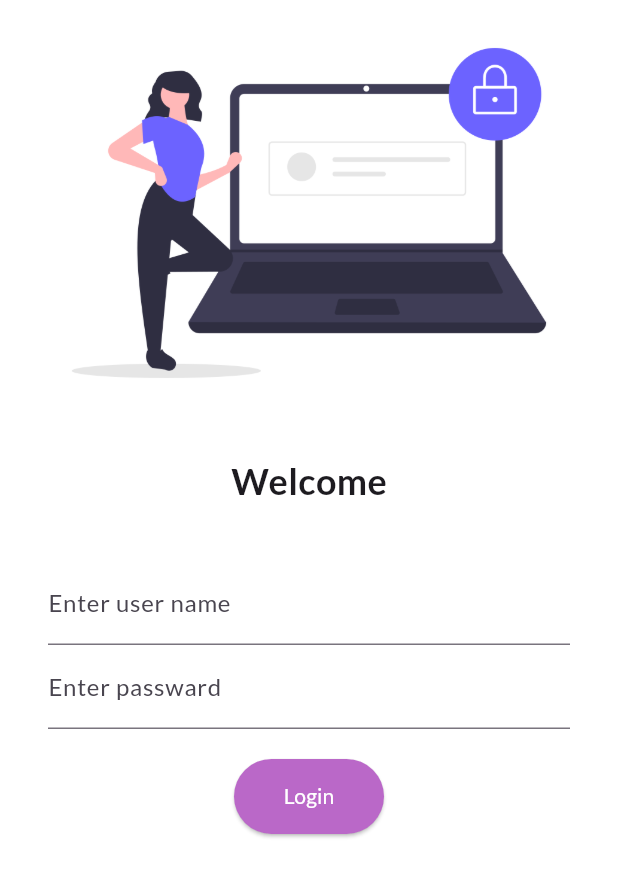
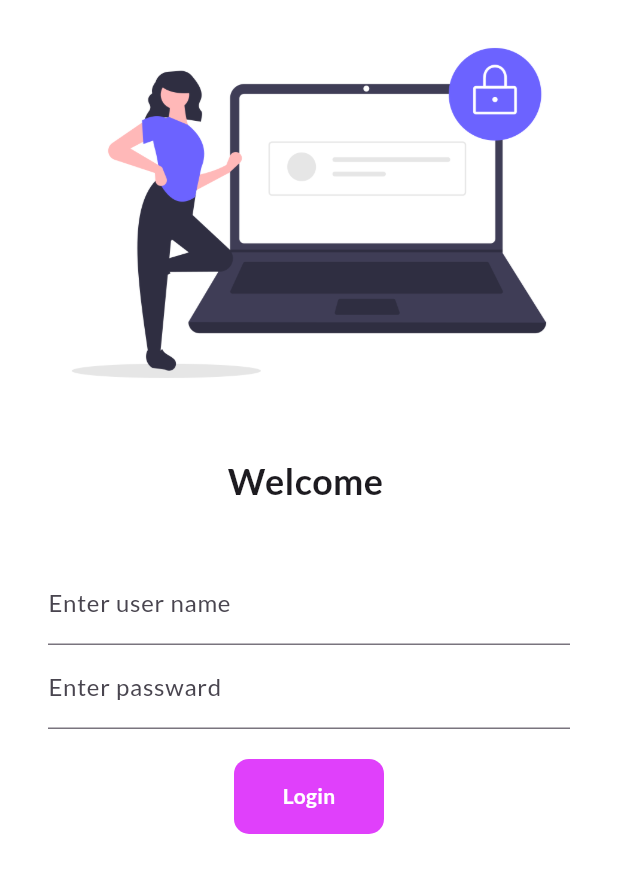
Before and after one commit to pragati-flutter/Catalogy_app, a Flutter app: the screen it shows after launch, on a phone screen of 412 x 824 dp. Shown: the top 877 px of the screen. Run offline on Flutter 3.47's test engine with Material 3 defaults, Android fonts, the light colour scheme and no system bars; our stand-ins replace google_fonts.

Commit message:
Day2 task complete

```diff
--- a/lib/pages/login_page.dart
+++ b/lib/pages/login_page.dart
@@ -1,9 +1,18 @@
 import 'package:flutter/material.dart';
 import 'package:flutter_catalog/util/routes.dart';
 
-class LoginPage extends StatelessWidget {
+class LoginPage extends StatefulWidget {
 
 
+  @override
+  State<LoginPage> createState() => _LoginPageState();
+}
+
+class _LoginPageState extends State<LoginPage> {
+
+
+  String name = "";
+  bool changeButton = false;
   @override
   Widget build(BuildContext context) {
     return Material(
@@ -17,7 +26,7 @@
   height: 20,
 ),
 
-Text("Welcome",style: TextStyle(fontSize: 24,
+Text("Welcome $name",style: TextStyle(fontSize: 24,
 fontWeight: FontWeight.bold,
 
 ),),
@@ -34,7 +43,16 @@
                   labelText: "Enter user name",
 
 
+
+
                 ),
+onChanged:(value){
+     name = value;
+setState(() {
+
+});
+},
+
 validator: (value){
   if(value== null || value.isEmpty){
     return "username cannot be empty";
@@ -65,16 +83,56 @@
               height: 20.0,
             ),
 
-            ElevatedButton( child:Text("Login") ,
-            style: TextButton.styleFrom(minimumSize: Size(100, 50),
-              backgroundColor: Colors.purple.shade300,
-              foregroundColor: Colors.white
-            ),
-            onPressed: (){
+
+InkWell(
+
+  onTap:() async {
+setState(() {
+  changeButton = true;
+});
+
+await Future.delayed(Duration(seconds:1));
+
+   Navigator.pushNamed(context, MyRoutes.homeRoute);
+
+  } ,
+child: AnimatedContainer(
+ duration: Duration(seconds: 1),
+  alignment: Alignment.center,
+  height: 50,
+  width: changeButton?50:100,
+  decoration: BoxDecoration(
+    color: Colors.purpleAccent,
+borderRadius: BorderRadius.circular(changeButton?50:10),
+  ),
+  child:changeButton?Icon(Icons.done,color: Colors.white,) :Text("Login",style:TextStyle(fontWeight: FontWeight.bold,color: Colors.white),),
+),
+)
 
 
-Navigator.pushNamed(context,MyRoutes.homeRoute);
-            },)
+
+
+
+
+
+
+
+
+
+
+
+
+
+//             ElevatedButton( child:Text("Login") ,
+//             style: TextButton.styleFrom(minimumSize: Size(100, 50),
+//               backgroundColor: Colors.purple.shade300,
+//               foregroundColor: Colors.white
+//             ),
+//             onPressed: (){
+//
+//
+// Navigator.pushNamed(context,MyRoutes.homeRoute);
+//             },)
 
               ],
           ),
```
